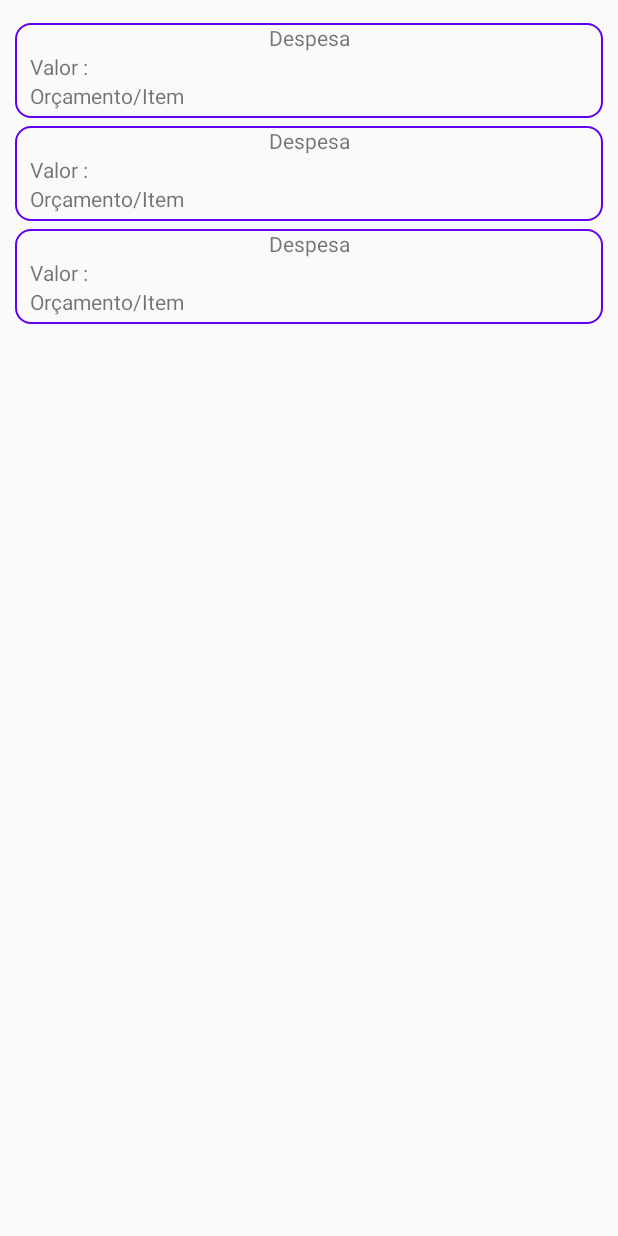
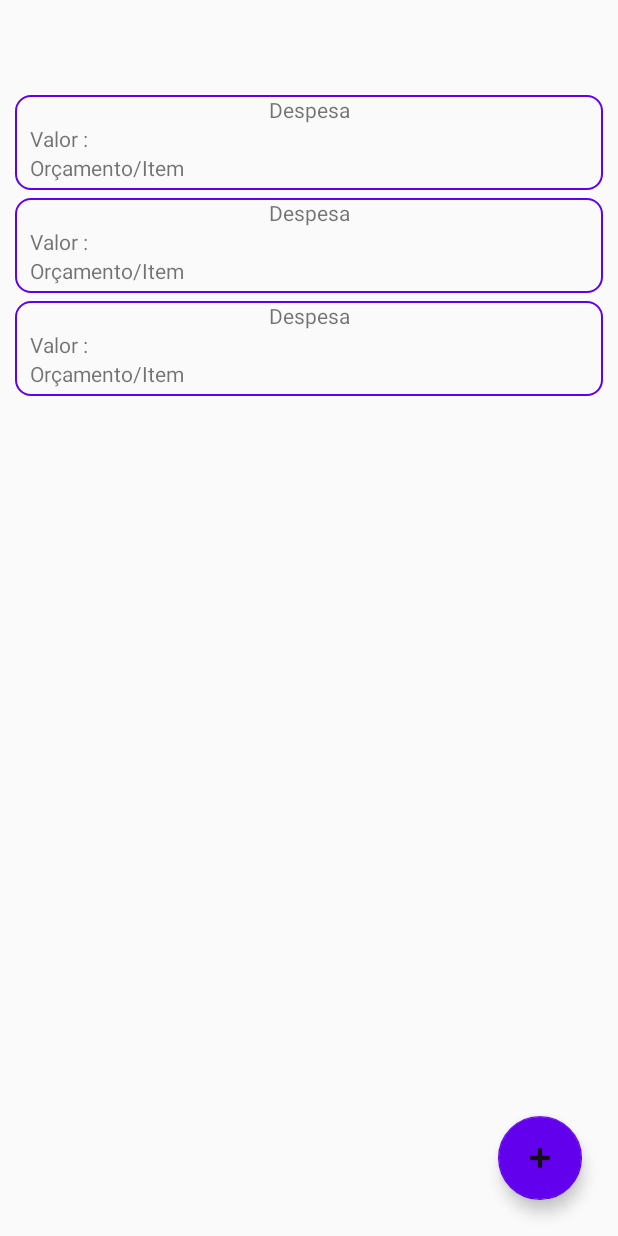
Before and after one commit to Wallace-F-Rosa/despesas-app, an Android app: the layout fragment_despesa.xml on its own in the app's theme, with its tools: preview values and no code run, on a phone screen of 412 x 824 dp. Run offline under Robolectric (Android 15) with nearby library versions, the phone set to English and light mode, and no system bars.

Commit message:
adição de botão flutuante na lista de despesas
botão será usado para incluir uma despesa

```diff
--- a/app/src/main/res/layout/fragment_despesa.xml
+++ b/app/src/main/res/layout/fragment_despesa.xml
@@ -1,14 +1,24 @@
 <?xml version="1.0" encoding="utf-8"?>
-<FrameLayout xmlns:android="http://schemas.android.com/apk/res/android"
+<RelativeLayout xmlns:android="http://schemas.android.com/apk/res/android"
+    xmlns:app="http://schemas.android.com/apk/res-auto"
     xmlns:tools="http://schemas.android.com/tools"
     android:layout_width="match_parent"
     android:layout_height="match_parent"
-    tools:context=".view.DespesaFragment">
+    tools:context=".view.DespesaFragment"
+    android:layout_marginTop="48dp"
+    >
 
 
     <ScrollView
+        android:id="@+id/scrollView2"
         android:layout_width="match_parent"
-        android:layout_height="match_parent">
+        android:layout_height="match_parent"
+        app:layout_constraintBottom_toBottomOf="parent"
+        app:layout_constraintEnd_toEndOf="parent"
+        app:layout_constraintHorizontal_bias="0.0"
+        app:layout_constraintStart_toStartOf="parent"
+        app:layout_constraintTop_toTopOf="parent"
+        app:layout_constraintVertical_bias="0.0">
 
         <androidx.recyclerview.widget.RecyclerView
             android:id="@+id/despesas_list"
@@ -18,6 +28,28 @@
             android:layout_marginTop="15dp"
             android:layout_marginRight="10dp"
             android:layout_marginBottom="15dp"
-            tools:listitem="@layout/despesa_view_item" />
+            tools:listitem="@layout/despesa_view_item">
+
+        </androidx.recyclerview.widget.RecyclerView>
     </ScrollView>
-</FrameLayout>
+
+    <com.google.android.material.floatingactionbutton.FloatingActionButton
+        android:id="@+id/btnAddDespesa"
+        android:layout_width="wrap_content"
+        android:layout_height="wrap_content"
+        android:layout_alignParentEnd="true"
+        android:layout_alignParentRight="true"
+        android:layout_alignParentBottom="true"
+        android:layout_gravity="end|bottom"
+        android:layout_marginRight="24dp"
+        android:layout_marginBottom="24dp"
+        android:clickable="true"
+        android:src="@android:drawable/ic_input_add"
+        app:backgroundTint="@color/colorPrimary"
+        android:tint="#121212"
+        app:layout_constraintBottom_toBottomOf="parent"
+        app:layout_constraintEnd_toEndOf="parent"
+        app:layout_constraintStart_toStartOf="@+id/scrollView2"
+        app:layout_constraintTop_toTopOf="parent" />
+
+</RelativeLayout>
```
